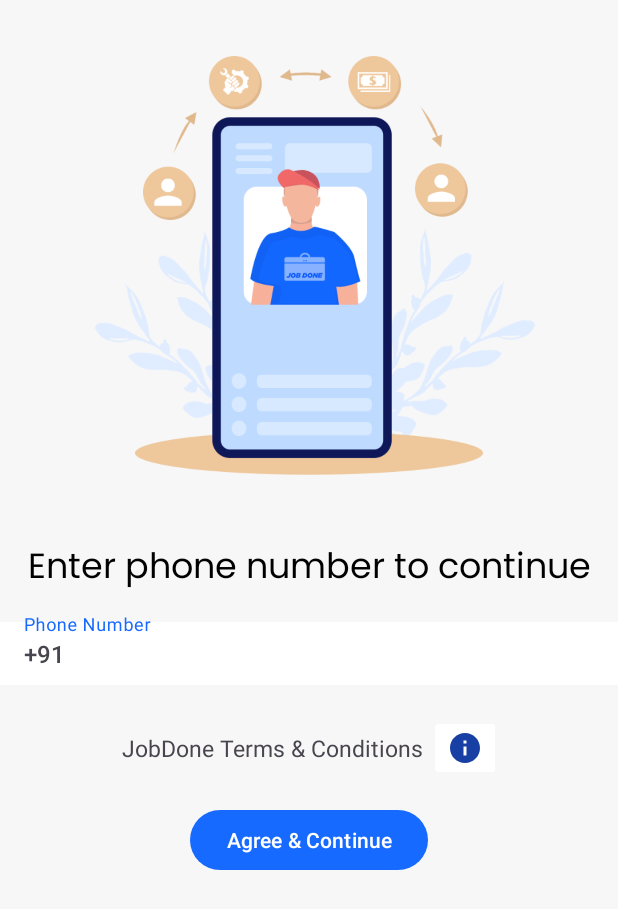
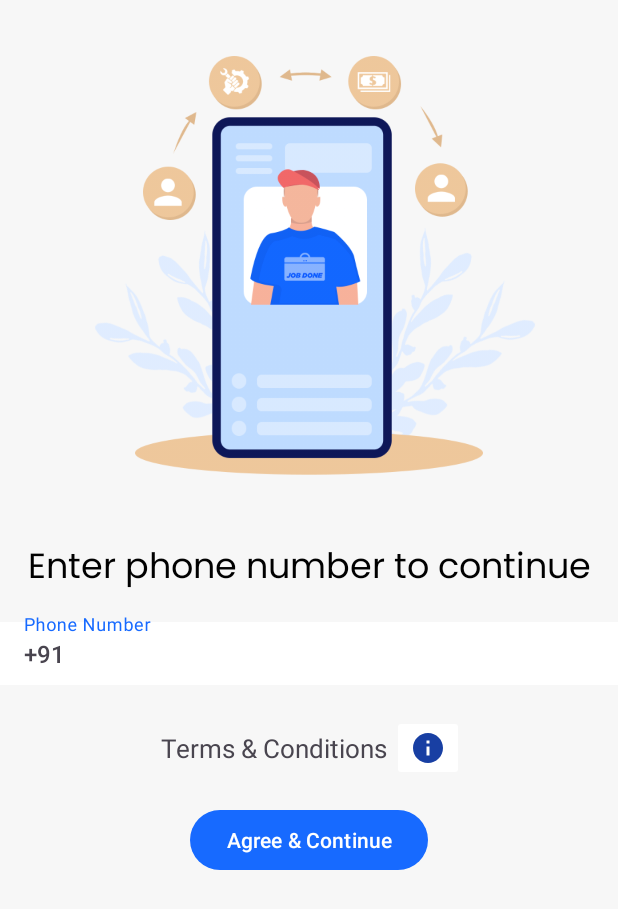
Before and after one commit to jobdoneindia/JobDone, an Android app: the Phone_auth_login screen opened directly, with no data from a screen before it, on a phone screen of 412 x 824 dp. Shown: the top 909 px of the screen. Run offline under Robolectric (Android 15) with nearby library versions, the phone set to English and light mode, and no system bars; our stand-ins replace Firebase (no records; nobody signed in at launch, a user with empty details on screens opened directly); Roboto replaces fonts that are not available here.

Commit message:
removed jobdone from T&C

```diff
--- a/app/src/main/res/layout/activity_phone_auth_login.xml
+++ b/app/src/main/res/layout/activity_phone_auth_login.xml
@@ -71,8 +71,8 @@
                 android:layout_width="wrap_content"
                 android:layout_height="wrap_content"
                 android:layout_marginTop="0dp"
-                android:textSize="15dp"
-                android:text=" JobDone Terms &amp; Conditions "
+                android:textSize="17dp"
+                android:text=" Terms &amp; Conditions "
                 android:textAlignment="center" />
 
             <ImageButton
```
